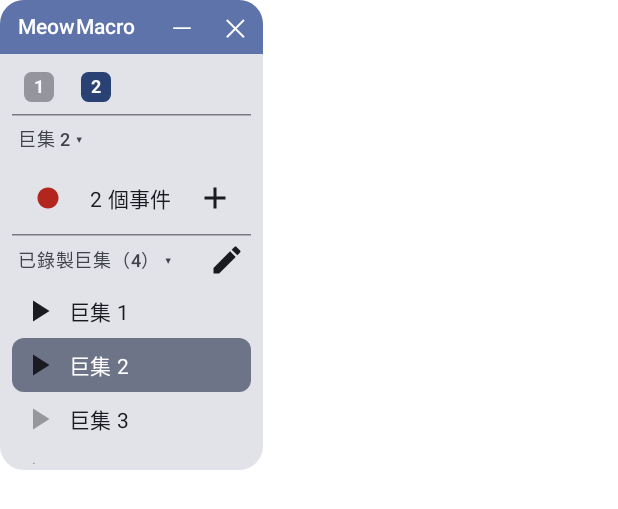
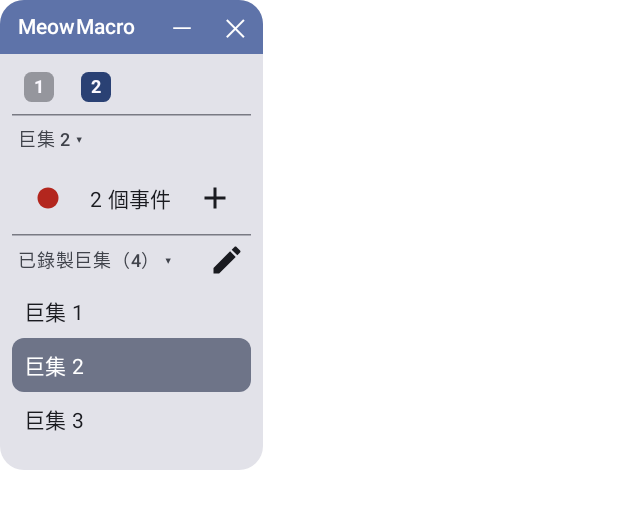
Before and after one commit to DarKArieS/MeowMacro, an Android app built with Jetpack Compose: the @Preview function MainWindowPreview, on a phone screen of 412 x 824 dp. Shown: the top 509 px of the screen. Run offline under Robolectric (Android 15) with nearby library versions, the phone set to English and light mode, and no system bars.

Commit message:
remove tap-to-play from macro list rows

```diff
--- a/app/src/main/java/com/nekroz/meowmacro/ui/MainWindow.kt
+++ b/app/src/main/java/com/nekroz/meowmacro/ui/MainWindow.kt
@@ -92,7 +92,7 @@ fun MainWindow(
     var pendingDelete by rememberSaveable { mutableIntStateOf(-1) }
     // Index of the macro being renamed, or -1.
     var pendingRename by rememberSaveable { mutableIntStateOf(-1) }
-    // While true, rows show move, option and delete buttons instead of play.
+    // While true, rows show move, option and delete buttons, and clicking one selects it.
     var editMode by rememberSaveable { mutableStateOf(false) }
     Column(modifier = modifier) {
         val pinned = macros.withIndex()
@@ -216,13 +216,11 @@ fun MainWindow(
                         MacroRow(
                             macro = macro,
                             selected = index == selectedIndex,
-                            playing = index == playingIndex,
                             macroState = macroState,
                             onLongClick = {
                                 pendingDelete = -1
                                 pendingRename = index
-                            },
-                            onPlayClick = { onPlayClick(index) }
+                            }
                         )
                     }
                 }
@@ -451,54 +449,38 @@ private fun PinnedRow(
     }
 }
 
-/** While playing, only the playing macro can be clicked, to stop it. */
+/** While playing, only the playing pinned macro can be clicked, to stop it. */
 private fun Macro.canPlay(playing: Boolean, macroState: MacroState) = when (macroState) {
     MacroState.Idle -> isEnabled && macro.isNotEmpty()
     MacroState.Playing -> playing
     MacroState.Recording -> false
 }
 
+/** A macro row outside edit mode; long-clicking it renames the macro. Macros play from the pinned row. */
 @Composable
 private fun MacroRow(
     macro: Macro,
     selected: Boolean,
-    playing: Boolean,
     macroState: MacroState,
     onLongClick: () -> Unit,
-    onPlayClick: () -> Unit,
 ) {
-    val canPlay = macro.canPlay(playing, macroState)
-    val playLabel = stringResource(if (playing) R.string.macro_stop_playing else R.string.macro_play)
     Row(
         modifier = Modifier
             .fillMaxWidth()
+            .heightIn(min = 36.dp)
             .clip(RoundedCornerShape(8.dp))
             .background(
                 if (selected) MaterialTheme.colorScheme.secondaryContainer else Color.Transparent
             )
             .combinedClickable(
                 enabled = macroState != MacroState.Recording,
-                onClickLabel = if (canPlay) playLabel else null,
                 onLongClickLabel = stringResource(R.string.macro_rename),
                 onLongClick = onLongClick,
-                // Playing never changes the recording target; that is picked in edit mode.
-                onClick = { if (canPlay) onPlayClick() }
-            ),
-        horizontalArrangement = Arrangement.spacedBy(2.dp),
+                onClick = {}
+            )
+            .padding(horizontal = 8.dp),
         verticalAlignment = Alignment.CenterVertically
     ) {
-        // Indicator only; the whole row is the play/stop target. Sized like an IconButton.
-        Box(modifier = Modifier.size(36.dp), contentAlignment = Alignment.Center) {
-            Icon(
-                painter = painterResource(if (playing) R.drawable.ic_stop else R.drawable.ic_play),
-                contentDescription = null,
-                tint = if (canPlay) {
-                    LocalContentColor.current
-                } else {
-                    LocalContentColor.current.copy(alpha = 0.38f)
-                }
-            )
-        }
         MacroName(macro = macro, selected = selected, modifier = Modifier.weight(1f))
     }
 }
--- a/app/src/main/res/drawable/ic_play.xml
+++ /dev/null
@@ -1,7 +0,0 @@
-<vector xmlns:android="http://schemas.android.com/apk/res/android"
-    android:width="24dp"
-    android:height="24dp"
-    android:viewportWidth="24"
-    android:viewportHeight="24">
-    <path android:fillColor="@android:color/white" android:pathData="M8,5v14l11,-7z" />
-</vector>
--- a/app/src/main/res/values/strings.xml
+++ b/app/src/main/res/values/strings.xml
@@ -10,8 +10,6 @@
     <string name="notification_text">懸浮視窗執行中</string>
     <string name="macro_record">開始錄製</string>
     <string name="macro_stop_recording">停止錄製</string>
-    <string name="macro_play">播放</string>
-    <string name="macro_stop_playing">停止播放</string>
     <string name="macro_event_count">%1$d 個事件</string>
     <string name="macro_recording">錄製中（%1$d）</string>
     <string name="macro_playing">播放中…</string>
```
